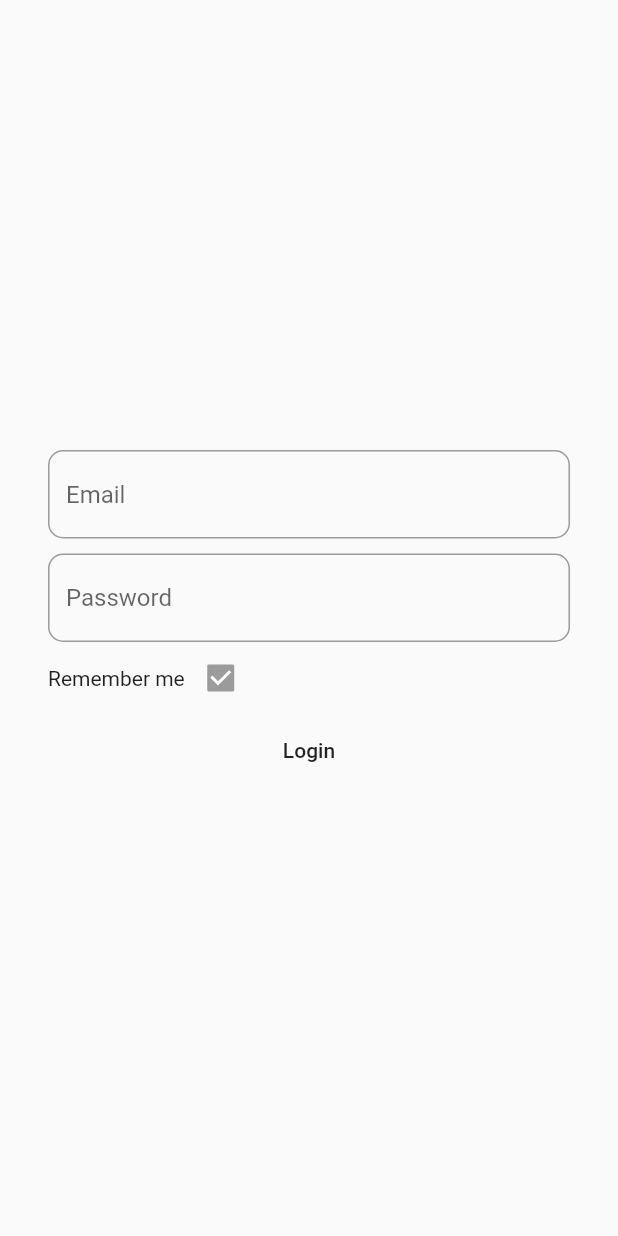
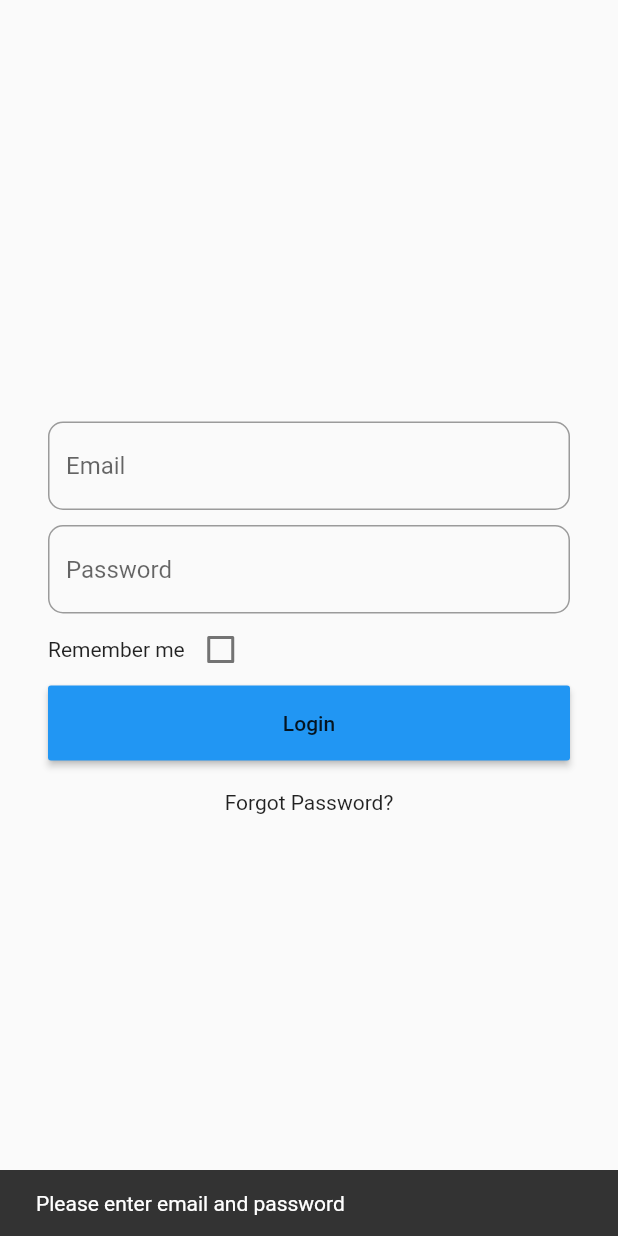
Before and after one commit to PaanAR/MyMemberLink, a Flutter app: the screen it shows after launch, after a tap on "Login", on a phone screen of 412 x 824 dp. Run offline on Flutter 3.47's test engine with Material 2 defaults, Android fonts, the phone set to English and light mode, and no system bars.

Commit message:
commit remember me function

```diff
--- a/lib/views/login_screen.dart
+++ b/lib/views/login_screen.dart
@@ -1,52 +1,110 @@
 import 'package:flutter/material.dart';
 
+// Define a stateful widget for the LoginScreen
 class LoginScreen extends StatefulWidget {
+  // Constructor for the LoginScreen widget, marked as constant
   const LoginScreen({super.key});
 
+  // Create the state for the LoginScreen widget
   @override
   State<LoginScreen> createState() => _LoginScreenState();
 }
 
+// Define the state class for the LoginScreen
 class _LoginScreenState extends State<LoginScreen> {
+  // Controller for the email input field
   TextEditingController emailController = TextEditingController();
+  // Controller for the password input field
   TextEditingController passwordController = TextEditingController();
+
+  bool rememberme = false;
   @override
   Widget build(BuildContext context) {
     return Scaffold(
+      // Center the content within the Scaffold
       body: Center(
+        // Add padding around the content
         child: Padding(
           padding: const EdgeInsets.all(32.0),
-          child: Column(mainAxisAlignment: MainAxisAlignment.center, children: [
+          // Create a column layout for the child widgets
+          child: Column(
+            mainAxisAlignment: MainAxisAlignment.center,
+            children: [
+              // Text field for email input
               TextField(
-              controller: emailController,
-              decoration: InputDecoration(
+                controller: emailController, // Assign the email controller
+                decoration: const InputDecoration(
+                  // Outline border with rounded corners
                   border: OutlineInputBorder(
-                      borderRadius: BorderRadius.all(Radius.circular(10))),
-                  hintText: "Email"),
+                    borderRadius: BorderRadius.all(Radius.circular(10)),
                   ),
-            SizedBox(
+                  hintText: "Email", // Placeholder text for email
+                ),
+              ),
+              // Add vertical spacing between widgets
+              const SizedBox(
                 height: 10,
-            ), // Add const to TextField
+              ), // SizedBox widget to create spacing
+
+              // Text field for password input
               TextField(
-              controller: passwordController,
-              decoration: InputDecoration(
+                controller:
+                    passwordController, // Assign the password controller
+                decoration: const InputDecoration(
+                  // Outline border with rounded corners
                   border: OutlineInputBorder(
-                      borderRadius: BorderRadius.all(Radius.circular(10))),
-                  hintText: "Password"),
-              obscureText: true,
-            ), // Add const to TextField
+                    borderRadius: BorderRadius.all(Radius.circular(10)),
+                  ),
+                  hintText: "Password", // Placeholder text for password
+                ),
+                obscureText: true, // Hide text input for password
+              ),
+
+              // Row widget to place "Remember me" text and checkbox horizontally
               Row(
-              children: const [
-                Text("Remember me"), // Add const to Text
-                Checkbox(value: true, onChanged: null), // Add const to Checkbox
+                children: [
+                  // Label text for "Remember me" option
+                  const Text("Remember me"),
+                  // Checkbox with fixed true value and no change handler
+                  Checkbox(
+                      value: rememberme,
+                      onChanged: (bool? value) {
+                        setState(() {
+                          rememberme = value ?? false;
+                        });
+                      }),
                 ],
               ),
-            MaterialButton(onPressed: onLogin, child: const Text("Login"))
-          ]),
+
+              // Button to trigger the login function
+              MaterialButton(
+                onPressed: onLogin,
+                minWidth: 400,
+                height: 50,
+                color: Colors.blue, // Login function called when pressed
+                child: const Text("Login"), // Button label text
+              ),
+              const SizedBox(
+                height: 20,
+              ),
+              GestureDetector(
+                child: const Text("Forgot Password?"),
+              )
+            ],
+          ),
         ),
       ),
     );
   }
 
-  void onLogin() {}
+  // Function to handle login action
+  void onLogin() {
+    String email = emailController.text;
+    String password = passwordController.text;
+    if (email.isEmpty || password.isEmpty) {
+      ScaffoldMessenger.of(context).showSnackBar(
+          const SnackBar(content: Text("Please enter email and password")));
+      return;
     }
+  }
+}
```
Lines whose indentation alone changed are shown as unchanged.
